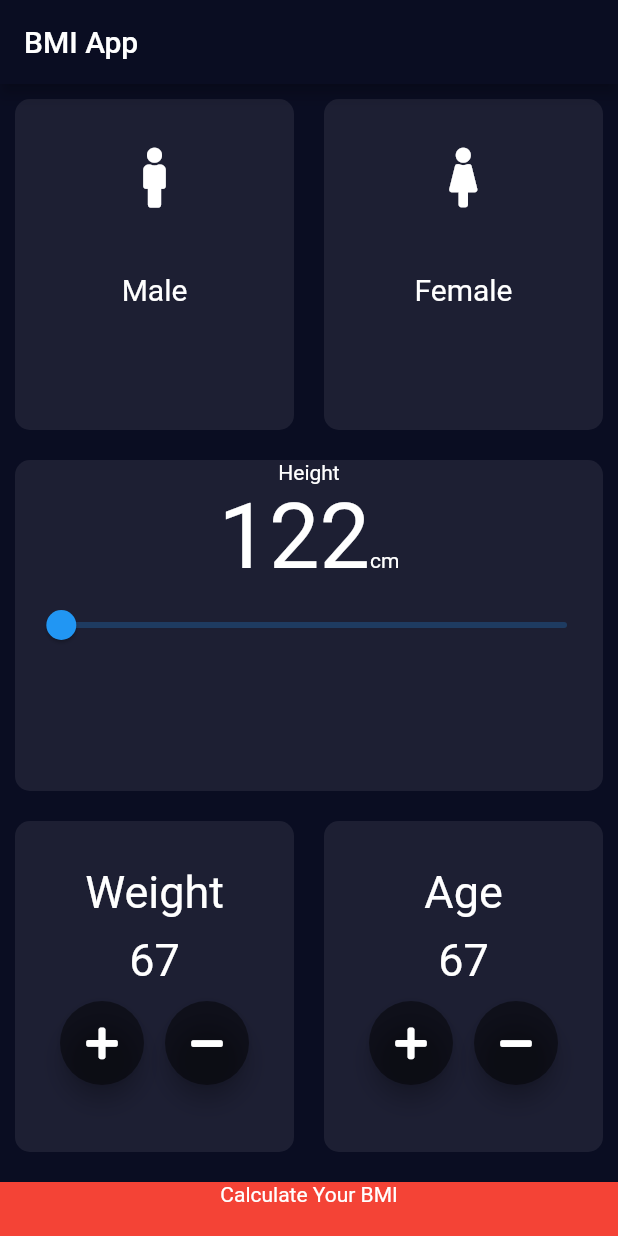
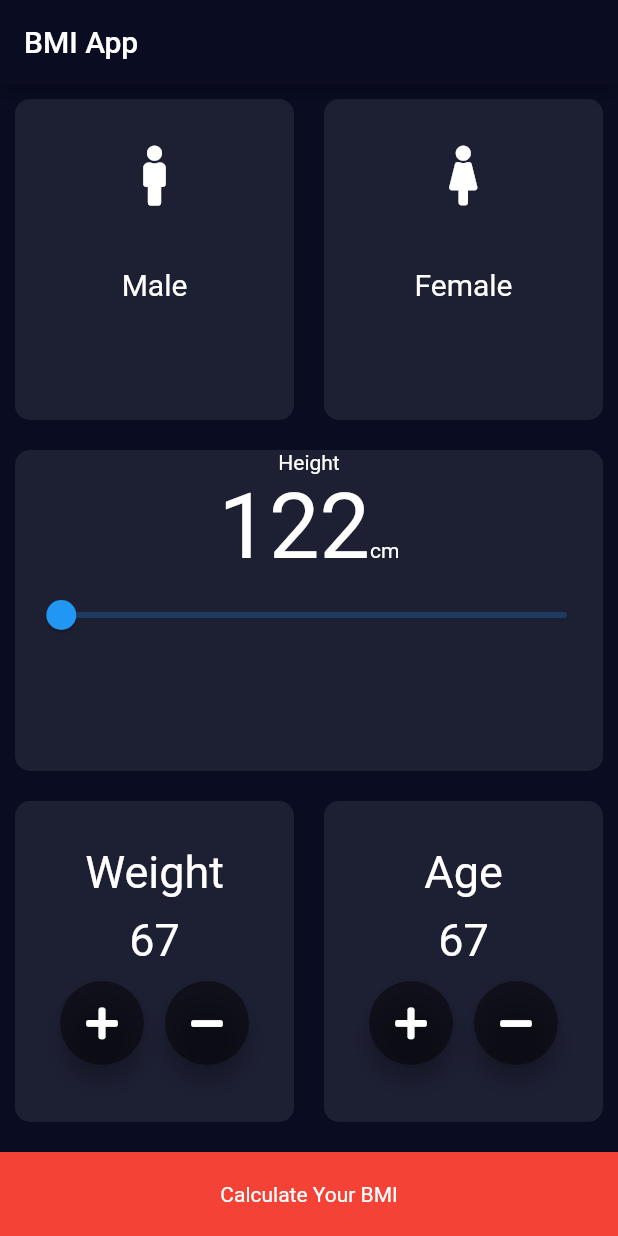
Before and after one commit to Mohammad-Haseeb/Body-Mass-Index-App, a Flutter app: the screen it shows after launch, on a phone screen of 412 x 824 dp. Run offline on Flutter 3.47's test engine with Material 2 defaults, Android fonts, the phone set to English and light mode, and no system bars; our stand-ins replace font_awesome_flutter; missing offline and left inert: dart:ffi.

Commit message:
Update bottom_Button.dart

```diff
--- a/lib/bottom_Button.dart
+++ b/lib/bottom_Button.dart
@@ -14,7 +14,7 @@ class bottom_button extends StatelessWidget {
       ),
       color: Colors.red,
       margin: EdgeInsets.only(top: 10.0),
-      padding: EdgeInsets.only(bottom: 20.0),
+      padding: EdgeInsets.only(bottom: 20.0,top:20.0),
       width: double.infinity,
     );
   }
```
